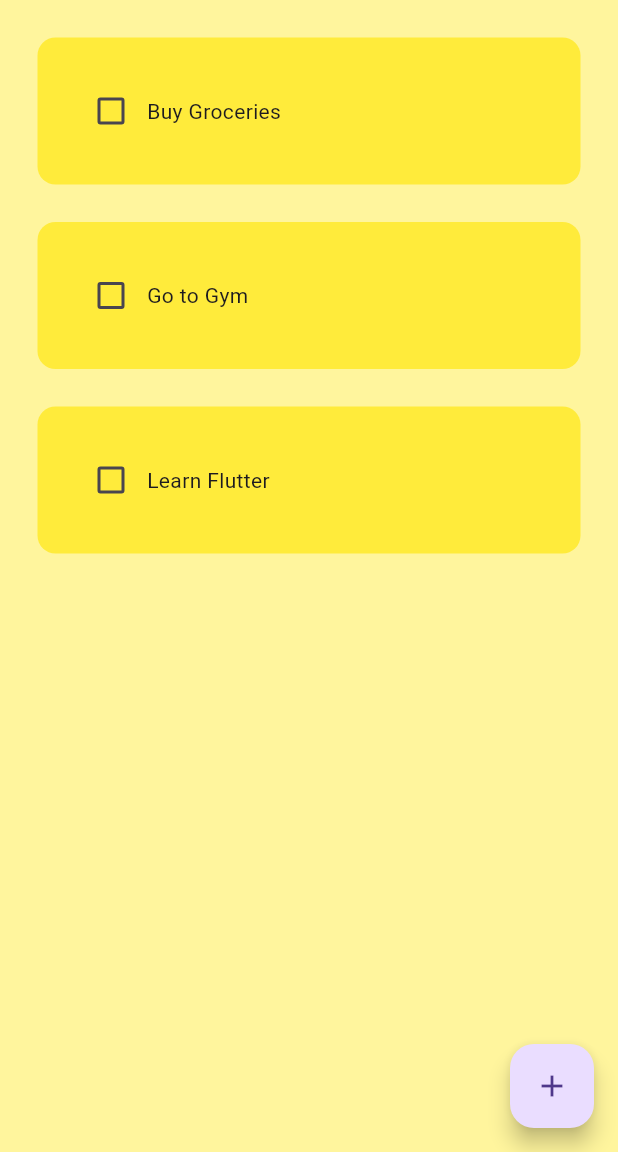
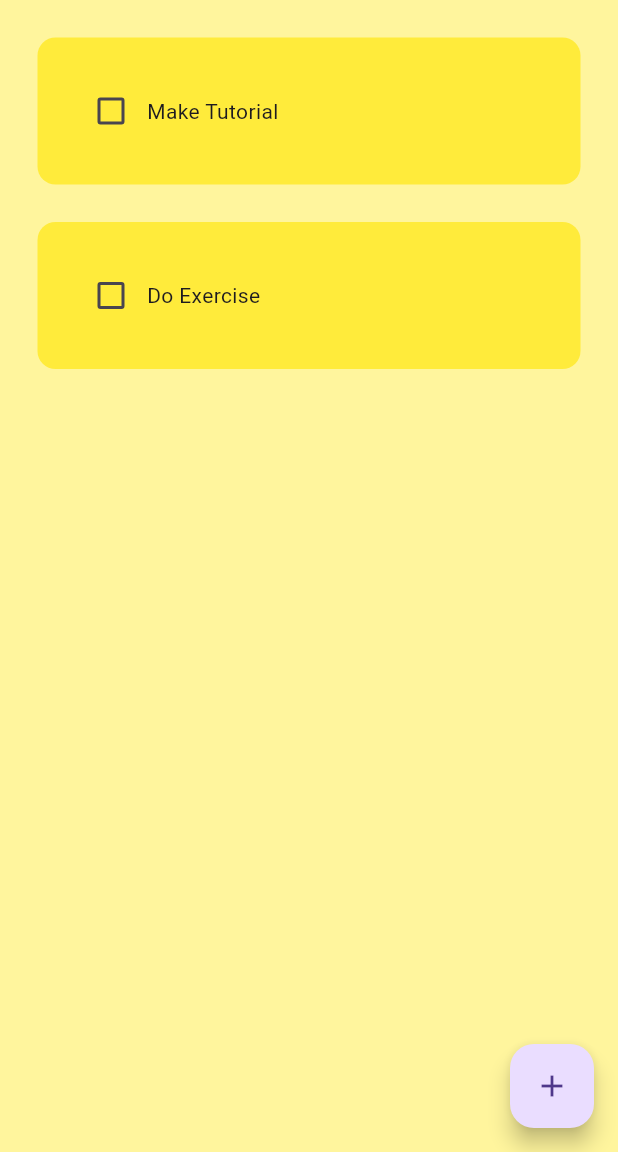
Before and after one commit to GUPTARAHULONE/Flutter-Todo-App, a Flutter app: the screen it shows after launch, on a phone screen of 412 x 824 dp, the part 84-1236 px from its top. Run offline on Flutter 3.47's test engine with Material 3 defaults, Android fonts, the phone set to English and light mode, and no system bars; drawn by our look-alikes of flutter_slidable; our stand-ins replace hive, hive_flutter; missing offline and left inert: dart:ffi; accounts and stored records are empty.

Commit message:
added database for to do list

```diff
--- /dev/null
+++ b/lib/data/database.dart
@@ -0,0 +1,22 @@
+import 'package:hive/hive.dart';
+
+class TodoDatabase {
+  List todoList = [];
+
+  final _myBox = Hive.box('mybox');
+
+  void createInitialData() {
+    todoList = [
+      ['Make Tutorial', false],
+      ['Do Exercise', false]
+    ];
+  }
+
+  void loadData() {
+    todoList = _myBox.get("TODOLIST");
+  }
+
+  void updateData() {
+    _myBox.put("TODOLIST", todoList);
+  }
+}
--- a/lib/main.dart
+++ b/lib/main.dart
@@ -1,7 +1,11 @@
 import 'package:flutter/material.dart';
+import 'package:hive_flutter/hive_flutter.dart';
 import 'package:todo_flutter_application/pages/home_page.dart';
 
-void main() {
+void main() async {
+  await Hive.initFlutter();
+
+  var box = await Hive.openBox('mybox');
   runApp(const MainApp());
 }
 
--- a/lib/pages/home_page.dart
+++ b/lib/pages/home_page.dart
@@ -1,4 +1,6 @@
 import 'package:flutter/material.dart';
+import 'package:hive/hive.dart';
+import 'package:todo_flutter_application/data/database.dart';
 import 'package:todo_flutter_application/utils/dialog_box.dart';
 
 import '../utils/todo_tile.dart';
@@ -11,26 +13,36 @@ class HomePage extends StatefulWidget {
 }
 
 class _HomePageState extends State<HomePage> {
+  final _myBox = Hive.box('mybox');
+
   final _controller = TextEditingController();
   // List of todo
-  List todoList = [
-    ["Buy Groceries", false],
-    ["Go to Gym", false],
-    ["Learn Flutter", false]
-  ];
+  TodoDatabase db = TodoDatabase();
+
+  @override
+  void initState() {
+    if (_myBox.get("TODOLIST") == null) {
+      db.createInitialData();
+    } else {
+      db.loadData();
+    }
+    super.initState();
+  }
 
   void checkboxChanged(bool? value, int index) {
     setState(() {
-      todoList[index][1] = !todoList[index][1];
+      db.todoList[index][1] = !db.todoList[index][1];
     });
+    db.updateData();
   }
 
   void SaveTask() {
     setState(() {
-      todoList.add([_controller.text, false]);
+      db.todoList.add([_controller.text, false]);
       _controller.clear();
     });
     Navigator.of(context).pop();
+    db.updateData();
   }
 
   void createNewTask() {
@@ -47,8 +59,9 @@ class _HomePageState extends State<HomePage> {
 
   void deleteTask(int index) {
     setState(() {
-      todoList.removeAt(index);
+      db.todoList.removeAt(index);
     });
+    db.updateData();
   }
 
   @override
@@ -66,13 +79,13 @@ class _HomePageState extends State<HomePage> {
       body: ListView.builder(
           itemBuilder: (context, index) {
             return TodoTile(
-              taskName: todoList[index][0],
-              taskCompleted: todoList[index][1],
+              taskName: db.todoList[index][0],
+              taskCompleted: db.todoList[index][1],
               onChanged: (value) => checkboxChanged(value, index),
               deleteFunction: (context) => deleteTask(index),
             );
           },
-          itemCount: todoList.length),
+          itemCount: db.todoList.length),
     );
   }
 }
--- a/pubspec.yaml
+++ b/pubspec.yaml
@@ -10,6 +10,8 @@ dependencies:
   flutter:
     sdk: flutter
   flutter_slidable: ^3.1.1
+  hive: ^2.2.3
+  hive_flutter: ^1.1.0
 
 dev_dependencies:
   flutter_lints: ^3.0.0
```
